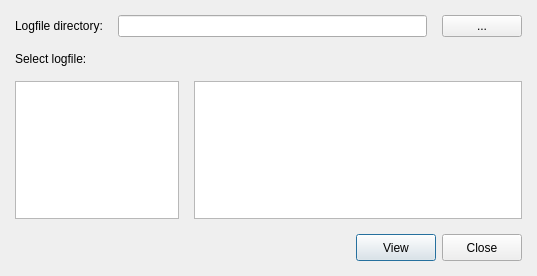
mlz-ictrl/nicos, file lib/nicos/gui/tools/logviewer/logviewer.ui: the form before one commit.
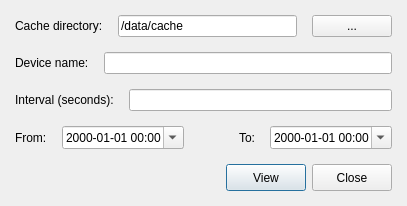
The form after the commit.

Commit message: Update the logfile viewer to display values from cache dump files.

Diff of the .ui file:
```diff
--- a/lib/nicos/gui/tools/logviewer/logviewer.ui
+++ b/lib/nicos/gui/tools/logviewer/logviewer.ui
@@ -1,12 +1,12 @@
 <ui version="4.0" >
  <class>LogViewerUI</class>
- <widget class="QDialog" name="LogViewerUI" >
-  <property name="geometry" >
+ <widget class="QDialog" name="LogViewerUI">
+  <property name="geometry">
    <rect>
     <x>0</x>
     <y>0</y>
-    <width>537</width>
-    <height>276</height>
+    <width>406</width>
+    <height>163</height>
    </rect>
   </property>
   <property name="windowTitle" >
@@ -16,9 +16,9 @@
    <item>
     <layout class="QHBoxLayout" name="_2" >
      <item>
-      <widget class="QLabel" name="textLabel_x" >
-       <property name="text" >
-        <string>Logfile directory:</string>
+      <widget class="QLabel" name="textLabel_x">
+       <property name="text">
+        <string>Cache directory:</string>
        </property>
        <property name="wordWrap" >
         <bool>false</bool>
@@ -26,7 +26,11 @@
       </widget>
      </item>
      <item>
-      <widget class="QLineEdit" name="logfileDir" />
+      <widget class="QLineEdit" name="logfileDir">
+       <property name="text">
+        <string>/data/cache</string>
+       </property>
+      </widget>
      </item>
      <item>
       <widget class="QPushButton" name="selectDir" >
@@ -44,34 +48,97 @@
     </layout>
    </item>
    <item>
-    <widget class="QLabel" name="label" >
-     <property name="text" >
-      <string>Select logfile:</string>
-     </property>
-    </widget>
+    <layout class="QHBoxLayout">
+     <item>
+      <widget class="QLabel" name="label">
+       <property name="text">
+        <string>Device name:</string>
+       </property>
+      </widget>
+     </item>
+     <item>
+      <widget class="QLineEdit" name="device"/>
+     </item>
+    </layout>
    </item>
    <item>
-    <layout class="QHBoxLayout" >
+    <layout class="QHBoxLayout" name="horizontalLayout_2">
      <item>
-      <widget class="QListWidget" name="devnameList" >
-       <property name="sizePolicy" >
-        <sizepolicy vsizetype="Expanding" hsizetype="Expanding" >
-         <horstretch>1</horstretch>
+      <widget class="QLabel" name="label_4">
+       <property name="text">
+        <string>Interval (seconds):</string>
+       </property>
+      </widget>
+     </item>
+     <item>
+      <widget class="QLineEdit" name="interval"/>
+     </item>
+    </layout>
+   </item>
+   <item>
+    <layout class="QHBoxLayout" name="horizontalLayout">
+     <item>
+      <widget class="QLabel" name="label_2">
+       <property name="sizePolicy">
+        <sizepolicy hsizetype="Fixed" vsizetype="Preferred">
+         <horstretch>0</horstretch>
          <verstretch>0</verstretch>
         </sizepolicy>
        </property>
+       <property name="text">
+        <string>From:</string>
+       </property>
       </widget>
      </item>
      <item>
-      <widget class="QListWidget" name="logfileList" >
-       <property name="sizePolicy" >
-        <sizepolicy vsizetype="Expanding" hsizetype="Expanding" >
-         <horstretch>2</horstretch>
+      <widget class="QDateTimeEdit" name="fromdate">
+       <property name="displayFormat">
+        <string>yyyy-MM-dd HH:mm</string>
+       </property>
+       <property name="calendarPopup">
+        <bool>true</bool>
+       </property>
+      </widget>
+     </item>
+     <item>
+      <spacer name="horizontalSpacer">
+       <property name="orientation">
+        <enum>Qt::Horizontal</enum>
+       </property>
+       <property name="sizeType">
+        <enum>QSizePolicy::Fixed</enum>
+       </property>
+       <property name="sizeHint" stdset="0">
+        <size>
+         <width>40</width>
+         <height>20</height>
+        </size>
+       </property>
+      </spacer>
+     </item>
+     <item>
+      <widget class="QLabel" name="label_3">
+       <property name="sizePolicy">
+        <sizepolicy hsizetype="Fixed" vsizetype="Preferred">
+         <horstretch>0</horstretch>
          <verstretch>0</verstretch>
         </sizepolicy>
        </property>
+       <property name="text">
+        <string>To:</string>
+       </property>
       </widget>
      </item>
+     <item>
+      <widget class="QDateTimeEdit" name="todate">
+       <property name="displayFormat">
+        <string>yyyy-MM-dd HH:mm</string>
+       </property>
+       <property name="calendarPopup">
+        <bool>true</bool>
+       </property>
+      </widget>
+     </item>
     </layout>
    </item>
    <item>
@@ -143,7 +210,7 @@
    </item>
   </layout>
  </widget>
- <layoutdefault spacing="15" margin="15" />
+ <layoutdefault spacing="15" margin="15"/>
  <tabstops>
   <tabstop>viewBtn</tabstop>
   <tabstop>closeBtn</tabstop>
```
Left out of the diff: 57 changed lines with no effect on the pictures. The commit also changes 2 other files.
